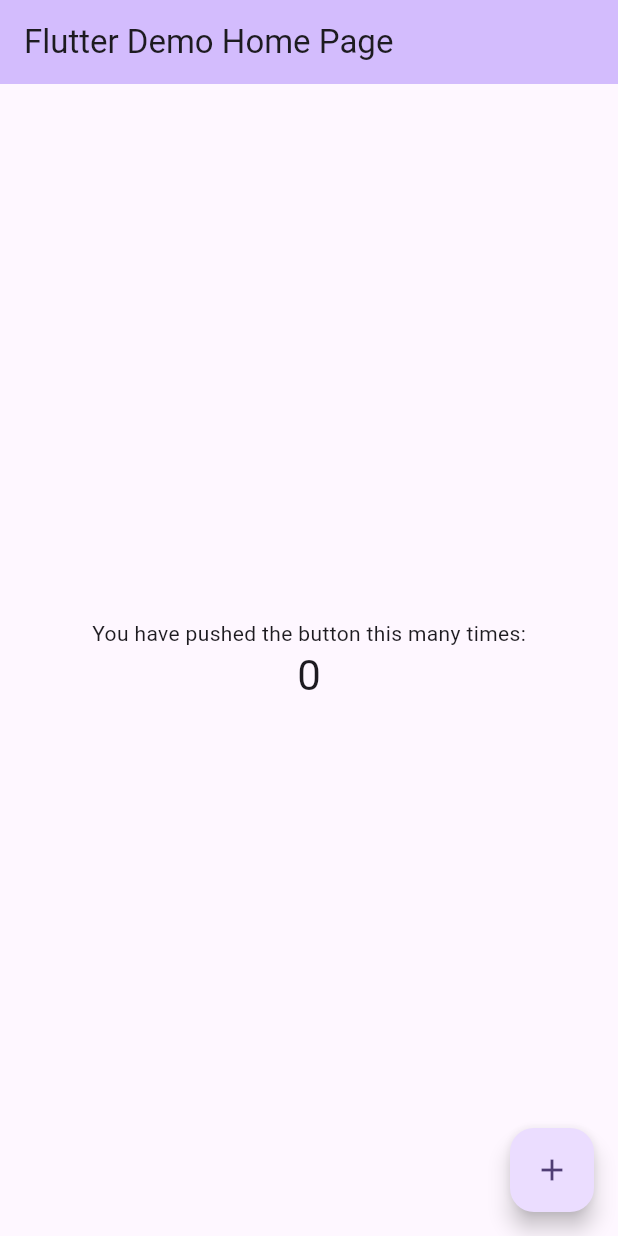
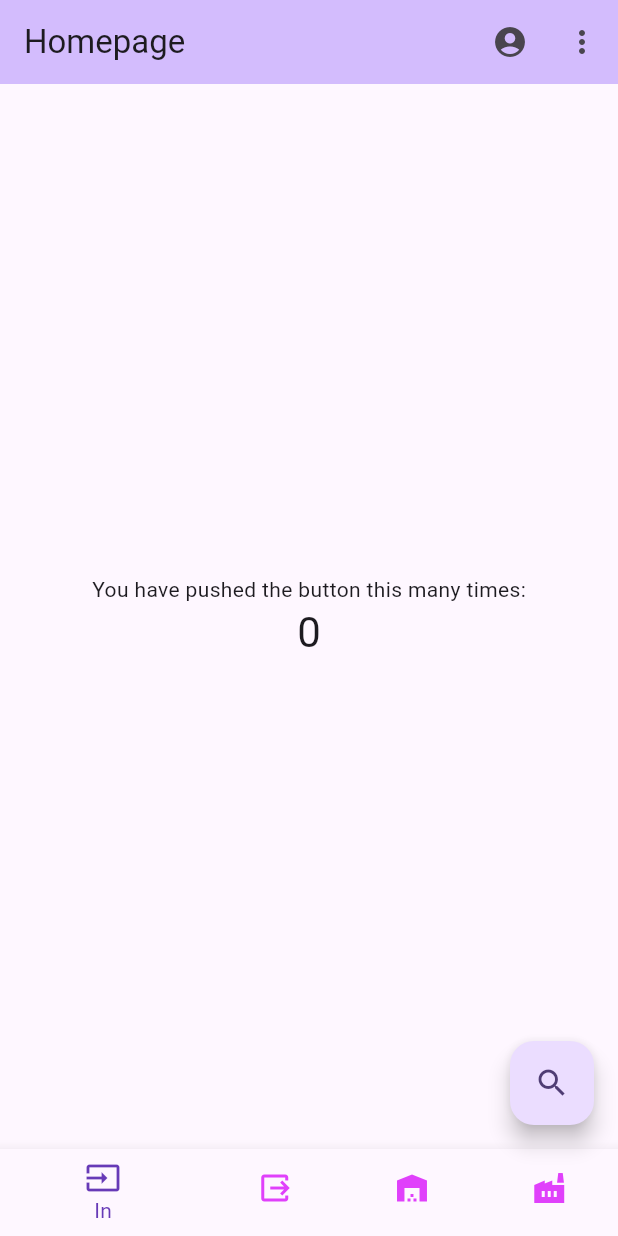
Before and after one commit to rarea94/sso, a Flutter app: the screen it shows after launch, on a phone screen of 412 x 824 dp. Run offline on Flutter 3.47's test engine with Material 3 defaults, Android fonts, the phone set to English and light mode, and no system bars.

Commit message:
update mobile app
add some pages

```diff
--- a/FCWMSMobileapp/lib/main.dart
+++ b/FCWMSMobileapp/lib/main.dart
@@ -7,46 +7,21 @@ void main() {
 class MyApp extends StatelessWidget {
   const MyApp({super.key});
 
-  // This widget is the root of your application.
   @override
   Widget build(BuildContext context) {
     return MaterialApp(
       title: 'Flutter Demo',
       theme: ThemeData(
-        // This is the theme of your application.
-        //
-        // TRY THIS: Try running your application with "flutter run". You'll see
-        // the application has a purple toolbar. Then, without quitting the app,
-        // try changing the seedColor in the colorScheme below to Colors.green
-        // and then invoke "hot reload" (save your changes or press the "hot
-        // reload" button in a Flutter-supported IDE, or press "r" if you used
-        // the command line to start the app).
-        //
-        // Notice that the counter didn't reset back to zero; the application
-        // state is not lost during the reload. To reset the state, use hot
-        // restart instead.
-        //
-        // This works for code too, not just values: Most code changes can be
-        // tested with just a hot reload.
         colorScheme: ColorScheme.fromSeed(seedColor: Colors.deepPurple),
         useMaterial3: true,
       ),
-      home: const MyHomePage(title: 'Flutter Demo Home Page'),
+      home: const MyHomePage(title: 'Homepage'),
     );
   }
 }
 
 class MyHomePage extends StatefulWidget {
   const MyHomePage({super.key, required this.title});
-
-  // This widget is the home page of your application. It is stateful, meaning
-  // that it has a State object (defined below) that contains fields that affect
-  // how it looks.
-
-  // This class is the configuration for the state. It holds the values (in this
-  // case the title) provided by the parent (in this case the App widget) and
-  // used by the build method of the State. Fields in a Widget subclass are
-  // always marked "final".
 
   final String title;
 
@@ -56,53 +31,79 @@ class MyHomePage extends StatefulWidget {
 
 class _MyHomePageState extends State<MyHomePage> {
   int _counter = 0;
+  int _selectedIndex = 0;
 
   void _incrementCounter() {
     setState(() {
-      // This call to setState tells the Flutter framework that something has
-      // changed in this State, which causes it to rerun the build method below
-      // so that the display can reflect the updated values. If we changed
-      // _counter without calling setState(), then the build method would not be
-      // called again, and so nothing would appear to happen.
       _counter++;
+    });
+  }
+
+  void _selectMenuItem(String value) {
+    switch (value) {
+      case 'reset':
+        setState(() {
+          _counter = 0;
+        });
+        break;
+      case 'about':
+        showDialog(
+          context: context,
+          builder: (context) {
+            return AlertDialog(
+              title: const Text('About'),
+              content: const Text('This is a simple Flutter app.'),
+              actions: <Widget>[
+                TextButton(
+                  onPressed: () => Navigator.of(context).pop(),
+                  child: const Text('Close'),
+                ),
+              ],
+            );
+          },
+        );
+        break;
+    }
+  }
+
+  void _onItemTapped(int index) {
+    setState(() {
+      _selectedIndex = index;
     });
   }
 
   @override
   Widget build(BuildContext context) {
-    // This method is rerun every time setState is called, for instance as done
-    // by the _incrementCounter method above.
-    //
-    // The Flutter framework has been optimized to make rerunning build methods
-    // fast, so that you can just rebuild anything that needs updating rather
-    // than having to individually change instances of widgets.
     return Scaffold(
       appBar: AppBar(
-        // TRY THIS: Try changing the color here to a specific color (to
-        // Colors.amber, perhaps?) and trigger a hot reload to see the AppBar
-        // change color while the other colors stay the same.
         backgroundColor: Theme.of(context).colorScheme.inversePrimary,
-        // Here we take the value from the MyHomePage object that was created by
-        // the App.build method, and use it to set our appbar title.
         title: Text(widget.title),
+        actions: [
+          IconButton(
+            icon: const Icon(Icons.account_circle),
+            onPressed: () {
+              // Optionally handle icon press here
+            },
+          ),
+          PopupMenuButton<String>(
+            onSelected: _selectMenuItem,
+            itemBuilder: (BuildContext context) {
+              return [
+                PopupMenuItem<String>(
+                  value: 'reset',
+                  child: Text('Reset Counter'),
+                ),
+                PopupMenuItem<String>(
+                  value: 'about',
+                  child: Text('About'),
+                ),
+              ];
+            },
+          ),
+        ],
       ),
       body: Center(
-        // Center is a layout widget. It takes a single child and positions it
-        // in the middle of the parent.
         child: Column(
-          // Column is also a layout widget. It takes a list of children and
-          // arranges them vertically. By default, it sizes itself to fit its
-          // children horizontally, and tries to be as tall as its parent.
-          //
-          // Column has various properties to control how it sizes itself and
-          // how it positions its children. Here we use mainAxisAlignment to
-          // center the children vertically; the main axis here is the vertical
-          // axis because Columns are vertical (the cross axis would be
-          // horizontal).
-          //
-          // TRY THIS: Invoke "debug painting" (choose the "Toggle Debug Paint"
-          // action in the IDE, or press "p" in the console), to see the
-          // wireframe for each widget.
           mainAxisAlignment: MainAxisAlignment.center,
           children: <Widget>[
             const Text(
@@ -117,9 +118,34 @@ class _MyHomePageState extends State<MyHomePage> {
       ),
       floatingActionButton: FloatingActionButton(
         onPressed: _incrementCounter,
-        tooltip: 'Increment',
-        child: const Icon(Icons.add),
-      ), // This trailing comma makes auto-formatting nicer for build methods.
+        tooltip: 'Search',
+        child: const Icon(Icons.search), // Changed icon to search
+      ),
+      bottomNavigationBar: BottomNavigationBar(
+        items: const [
+          BottomNavigationBarItem(
+            icon: Icon(Icons.input),
+            label: 'In',
+          ),
+          BottomNavigationBarItem(
+            icon: Icon(Icons.output),
+            label: 'Out',
+          ),
+          BottomNavigationBarItem(
+            icon: Icon(Icons.warehouse),
+            label: 'WH',
+          ),
+          BottomNavigationBarItem(
+            icon: Icon(Icons.factory),
+            label: 'PROD',
+          ),
+        ],
+        currentIndex: _selectedIndex,
+        selectedItemColor: Colors.deepPurple,
+        unselectedItemColor: Colors.purpleAccent,
+        backgroundColor: Colors.deepPurple,  // Set footer color to purple
+        onTap: _onItemTapped,
+      ),
     );
   }
 }
```
Also changed, not shown: FCWMSMobileapp/lib/Components/coustom_hader.dart (added), FCWMSMobileapp/lib/Components/custom_button.dart (added), FCWMSMobileapp/lib/Components/custom_footer.dart (added), FCWMSMobileapp/lib/Pages/Categories/Find/SowLocation.dart (added), FCWMSMobileapp/lib/Pages/Categories/Find/SowProduct.dart (added), FCWMSMobileapp/lib/Pages/Categories/Stoc/StocExport.dart (added), FCWMSMobileapp/lib/Pages/Categories/Stoc/StocInport.dart (added), FCWMSMobileapp/lib/Pages/Categories/Task/SeeTasks.dart (added), FCWMSMobileapp/lib/Pages/Home.dart (added), FCWMSMobileapp/lib/Pages/UserProfile.dart (added).
